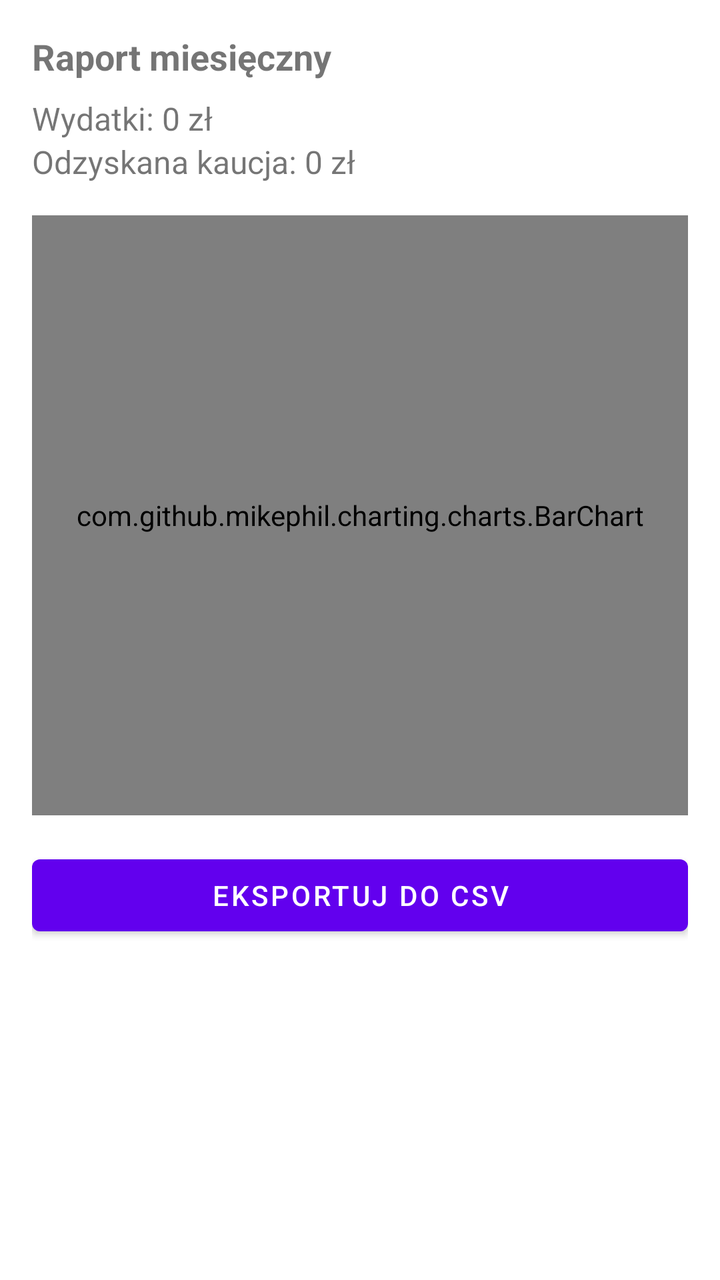
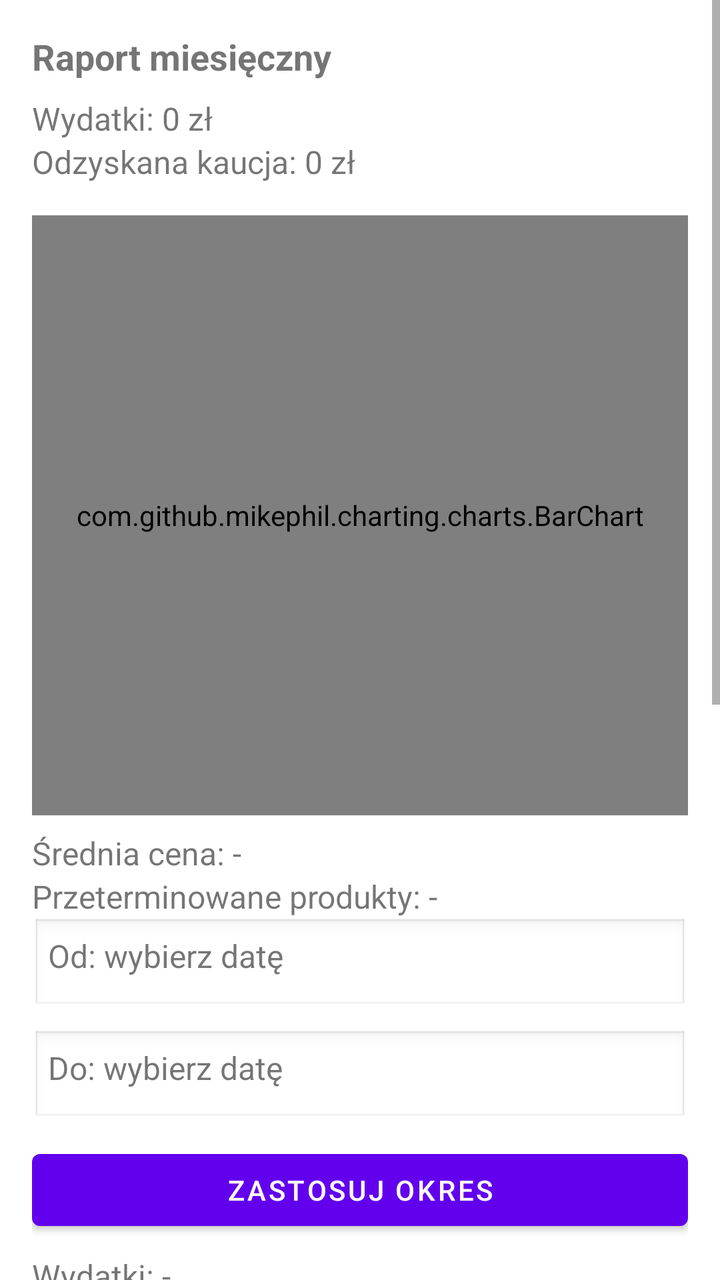

Compare the two renders of this Android layout. The source of the first and the diff that turns it into the second are given below.
<!-- AndroidManifest.xml: application theme Theme.Lab1 -->
<!-- res/layout/fragment_reports.xml -->
<?xml version="1.0" encoding="utf-8"?>
<ScrollView xmlns:android="http://schemas.android.com/apk/res/android"
    android:layout_width="match_parent"
    android:layout_height="match_parent">

    <LinearLayout
        android:orientation="vertical"
        android:padding="16dp"
        android:layout_width="match_parent"
        android:layout_height="wrap_content">

        <TextView
            android:id="@+id/tvMonth"
            android:textSize="18sp"
            android:textStyle="bold"
            android:text="Raport miesięczny"
            android:layout_width="wrap_content"
            android:layout_height="wrap_content"/>

        <TextView
            android:id="@+id/tvExpenses"
            android:text="Wydatki: 0 zł"
            android:textSize="16sp"
            android:layout_marginTop="8dp"
            android:layout_width="wrap_content"
            android:layout_height="wrap_content"/>

        <TextView
            android:id="@+id/tvDeposits"
            android:text="Odzyskana kaucja: 0 zł"
            android:textSize="16sp"
            android:layout_width="wrap_content"
            android:layout_height="wrap_content"/>

        
        <com.github.mikephil.charting.charts.BarChart
            android:id="@+id/barChart"
            android:layout_width="match_parent"
            android:layout_height="300dp"
            android:layout_marginTop="16dp"/>

        <Button
            android:id="@+id/btnExport"
            android:text="Eksportuj do CSV"
            android:layout_marginTop="16dp"
            android:layout_width="match_parent"
            android:layout_height="wrap_content"/>

    </LinearLayout>
</ScrollView>
<!-- resources referenced by this layout -->
<resources>
  <style name="Theme.Lab1" parent="Theme.MaterialComponents.DayNight.DarkActionBar">
          
          <item name="colorPrimary">@color/purple_500</item>
          <item name="colorPrimaryVariant">@color/purple_700</item>
          <item name="colorOnPrimary">@color/white</item>
          
          <item name="colorSecondary">@color/teal_200</item>
          <item name="colorSecondaryVariant">@color/teal_700</item>
          <item name="colorOnSecondary">@color/black</item>
          
          <item name="android:statusBarColor">?attr/colorPrimaryVariant</item>
          
      </style>
  <color name="purple_500">#FF6200EE</color>
  <color name="purple_700">#FF3700B3</color>
  <color name="white">#FFFFFFFF</color>
  <color name="teal_200">#FF03DAC5</color>
  <color name="teal_700">#FF018786</color>
  <color name="black">#FF000000</color>
</resources>

<!-- the commit's change to res/layout/fragment_reports.xml (unified diff, before → after) -->
@@ -39,6 +39,87 @@
             android:layout_height="300dp"
             android:layout_marginTop="16dp"/>
 
+        <TextView
+            android:id="@+id/tvAverage"
+            android:text="Średnia cena: -"
+            android:textSize="16sp"
+            android:layout_marginTop="8dp"
+            android:layout_width="wrap_content"
+            android:layout_height="wrap_content"/>
+
+        <TextView
+            android:id="@+id/tvExpired"
+            android:text="Przeterminowane produkty: -"
+            android:textSize="16sp"
+            android:layout_width="wrap_content"
+            android:layout_height="wrap_content"/>
+
+        <TextView
+            android:id="@+id/tvFromDate"
+            android:text="Od: wybierz datę"
+            android:textSize="16sp"
+            android:padding="8dp"
+            android:background="@android:drawable/edit_text"
+            android:layout_width="match_parent"
+            android:layout_height="wrap_content"/>
+
+        <TextView
+            android:id="@+id/tvToDate"
+            android:text="Do: wybierz datę"
+            android:textSize="16sp"
+            android:padding="8dp"
+            android:background="@android:drawable/edit_text"
+            android:layout_marginTop="8dp"
+            android:layout_width="match_parent"
+            android:layout_height="wrap_content"/>
+
+        <Button
+            android:id="@+id/btnApplyPeriod"
+            android:text="Zastosuj okres"
+            android:layout_marginTop="8dp"
+            android:layout_width="match_parent"
+            android:layout_height="wrap_content"/>
+
+        <TextView
+            android:id="@+id/tvPeriodExpenses"
+            android:text="Wydatki: -"
+            android:textSize="16sp"
+            android:layout_marginTop="8dp"
+            android:layout_width="wrap_content"
+            android:layout_height="wrap_content"/>
+
+        
+        <com.github.mikephil.charting.charts.PieChart
+            android:id="@+id/pieChart"
+            android:layout_width="match_parent"
+            android:layout_height="300dp"
+            android:layout_marginTop="16dp"/>
+
+        <TextView
+            android:id="@+id/tvCategorySums"
+            android:text="Suma wg kategorii:"
+            android:textSize="16sp"
+            android:textStyle="bold"
+            android:layout_marginTop="12dp"
+            android:layout_width="wrap_content"
+            android:layout_height="wrap_content"/>
+
+        <TextView
+            android:id="@+id/tvCategoryList"
+            android:text="-"
+            android:textSize="15sp"
+            android:layout_marginTop="4dp"
+            android:layout_width="match_parent"
+            android:layout_height="wrap_content"/>
+
+
+        <Button
+            android:id="@+id/btnExportHtml"
+            android:text="Eksportuj do HTML"
+            android:layout_marginTop="12dp"
+            android:layout_width="match_parent"
+            android:layout_height="wrap_content"/>
+
         <Button
             android:id="@+id/btnExport"
             android:text="Eksportuj do CSV"
